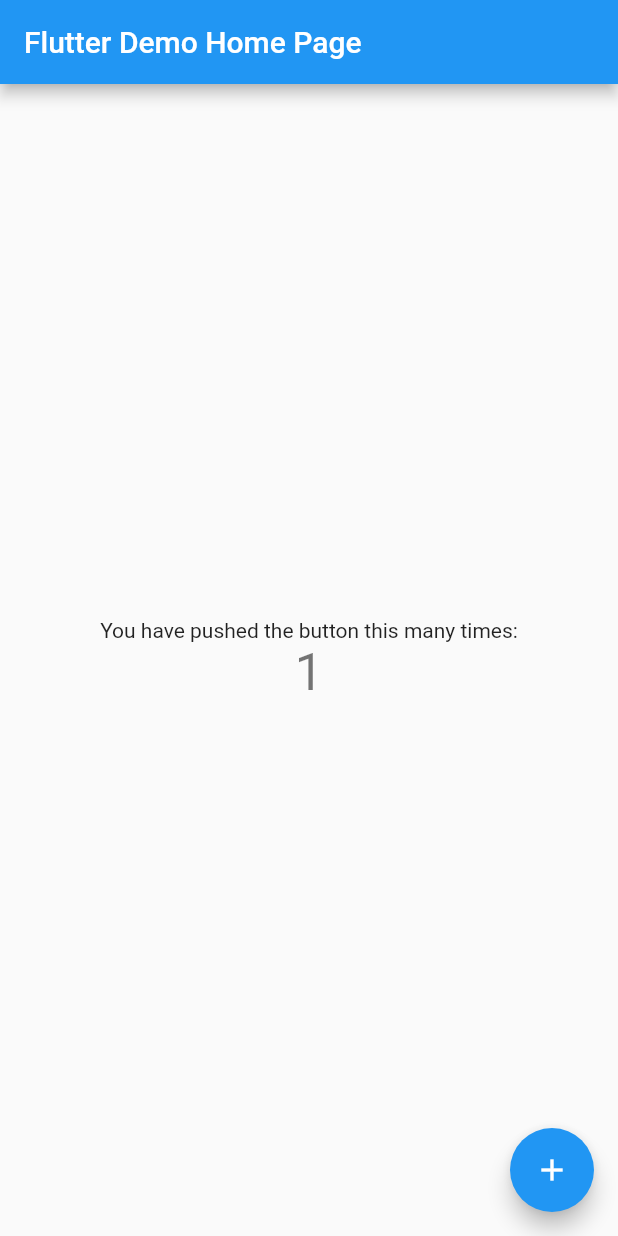
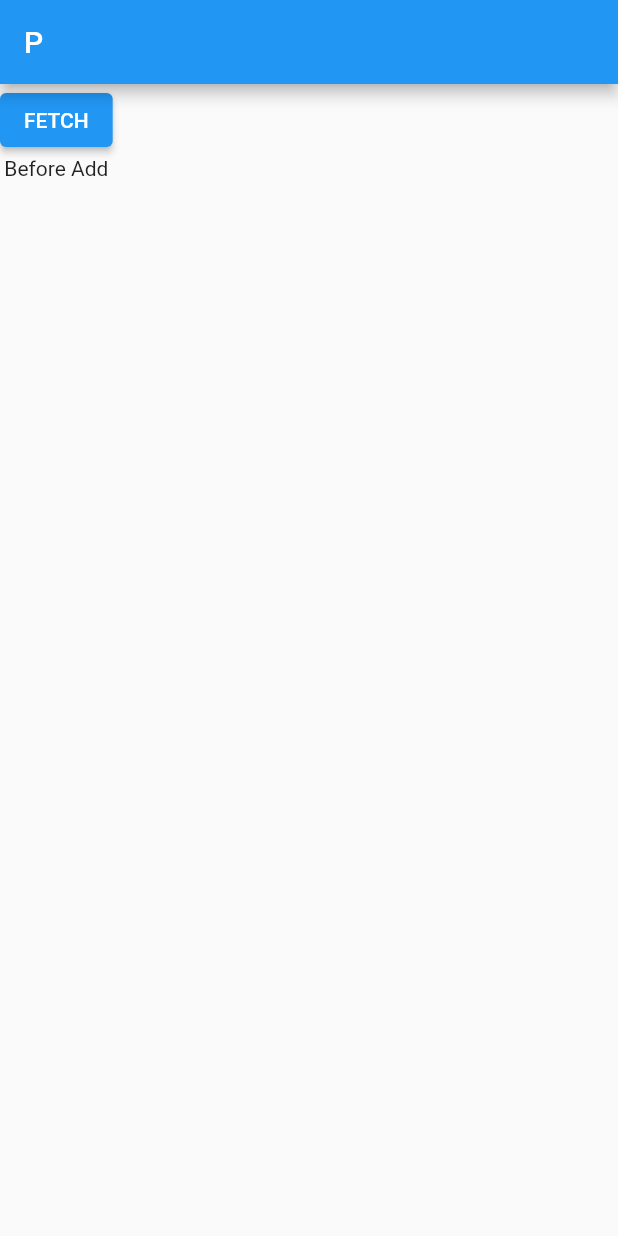
Before and after one commit to Petabyte-Studio/EasyPill_Client, a Flutter app: the screen it shows after launch, after a tap on the "add" icon, on a phone screen of 412 x 824 dp. Run offline on Flutter 3.47's test engine with Material 2 defaults, Android fonts, the light colour scheme and no system bars.

Commit message:
ProductView 생성, 장고 서버에서 REST API를 통해 값 불러오기 구현

```diff
--- a/lib/main.dart
+++ b/lib/main.dart
@@ -1,4 +1,5 @@
 import 'package:flutter/material.dart';
+import 'views/product_view.dart';
 
 void main() {
   runApp(const MyApp());
@@ -57,7 +58,8 @@
       // so that the display can reflect the updated values. If we changed
       // _counter without calling setState(), then the build method would not be
       // called again, and so nothing would appear to happen.
-      _counter++;
+      Navigator.push(
+          context, MaterialPageRoute(builder: (context) => ProductView()));
     });
   }
 
--- /dev/null
+++ b/lib/views/product_view.dart
@@ -0,0 +1,45 @@
+import 'package:flutter/material.dart';
+import 'dart:convert';
+import 'package:http/http.dart' as http;
+
+class ProductView extends StatefulWidget {
+  State<StatefulWidget> createState() {
+    return _ProductView();
+  }
+}
+
+Future<String> fetchPost() async {
+  var response = await http.get(Uri.parse('http://10.0.2.2:8000/product'));
+  return utf8.decode(response.bodyBytes);
+}
+
+class _ProductView extends State<ProductView> {
+  String test = 'Before Add';
+
+  void foo() async {
+    final value = await fetchPost();
+    setState(() {
+      test = value;
+    });
+
+    print(value);
+  }
+
+  @override
+  Widget build(BuildContext context) {
+    print('fuck you');
+    return MaterialApp(
+      home: Scaffold(
+          appBar: AppBar(
+            title: Text('P'),
+          ),
+          body: Column(children: <Widget>[
+            ElevatedButton(
+              child: Text('FETCH'),
+              onPressed: () => foo(),
+            ),
+            Text('$test'),
+          ])),
+    );
+  }
+}
--- a/pubspec.yaml
+++ b/pubspec.yaml
@@ -3,7 +3,7 @@
 
 # The following line prevents the package from being accidentally published to
 # pub.dev using `flutter pub publish`. This is preferred for private packages.
-publish_to: 'none' # Remove this line if you wish to publish to pub.dev
+publish_to: "none" # Remove this line if you wish to publish to pub.dev
 
 # The following defines the version and build number for your application.
 # A version number is three numbers separated by dots, like 1.2.43
@@ -30,10 +30,10 @@
   flutter:
     sdk: flutter
 
-
   # The following adds the Cupertino Icons font to your application.
   # Use with the CupertinoIcons class for iOS style icons.
   cupertino_icons: ^1.0.2
+  http: ^0.13.4
 
 dev_dependencies:
   flutter_test:
@@ -51,7 +51,6 @@
 
 # The following section is specific to Flutter.
 flutter:
-
   # The following line ensures that the Material Icons font is
   # included with your application, so that you can use the icons in
   # the material Icons class.
```
Also changed, not shown: pubspec.lock, 7 other files.
